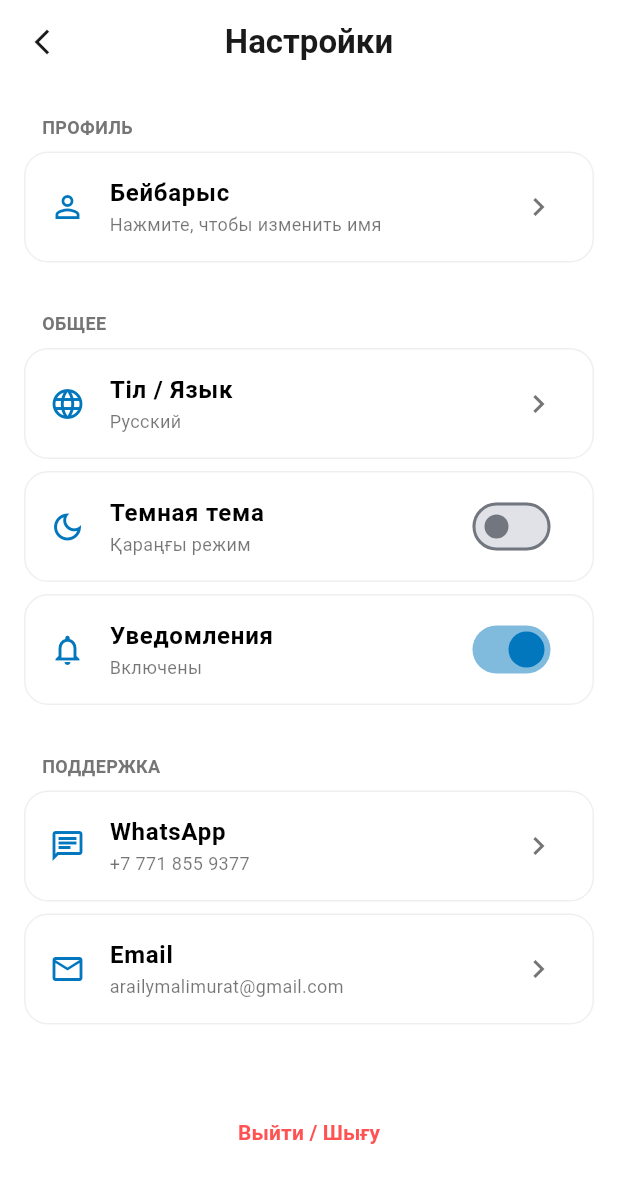
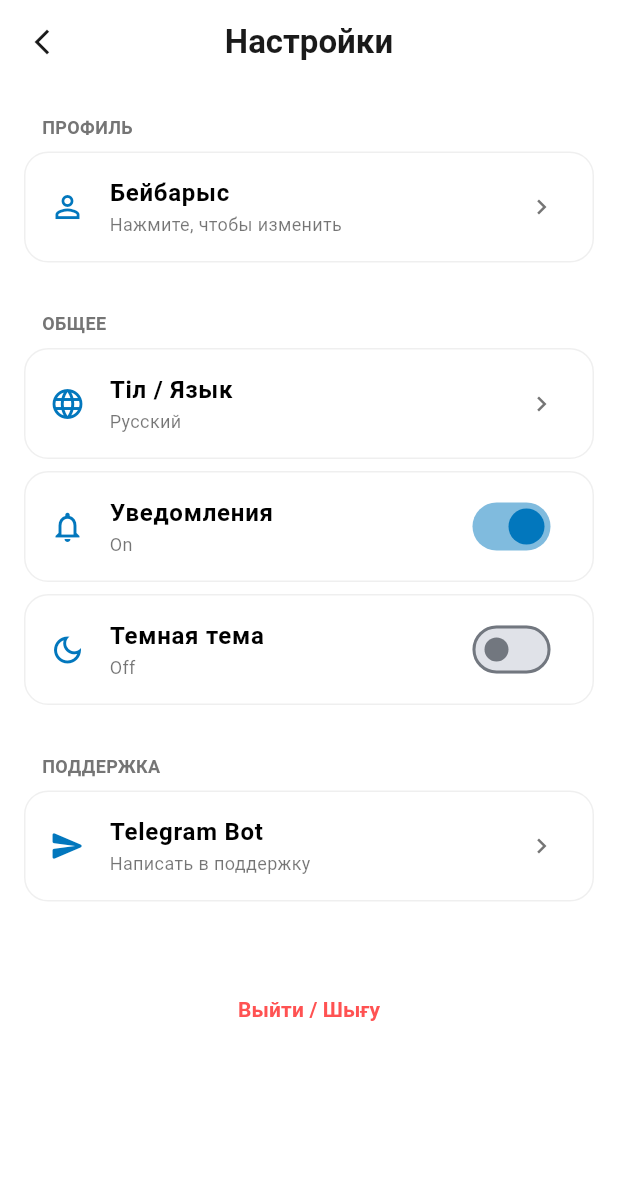
Before and after one commit to bejbaryszappar790-jpg/Taza-soz, a Flutter app: the screen it shows after launch, after a tap on the "keyboard control" icon, on a phone screen of 412 x 824 dp. Shown: the top 1183 px of the screen. Run offline on Flutter 3.47's test engine with Material 3 defaults, Android fonts, the light colour scheme and no system bars; our stand-ins replace file_picker, image_picker.

Commit message:
многое добавил

```diff
--- a/mobile_app/lib/main.dart
+++ b/mobile_app/lib/main.dart
@@ -1,6 +1,7 @@
 import 'package:flutter/material.dart';
-import 'theme/app_theme.dart'; // Наша тема
-import 'screens/chat_screen.dart'; // Наш экран
+// Используй относительный путь, если package-импорт не сработал:
+import './theme/app_theme.dart';
+import './screens/chat_screen.dart';
 
 void main() {
   runApp(const TazaSozApp());
@@ -14,9 +15,9 @@ class TazaSozApp extends StatelessWidget {
     return MaterialApp(
       debugShowCheckedModeBanner: false,
       title: 'Taza Soz',
-      // Подключаем профессиональную тему
       theme: AppTheme.lightTheme,
-      home: const ChatScreen(),
+      // Мы убрали const, это правильно
+      home: ChatScreen(),
     );
   }
 }
--- a/mobile_app/lib/screens/chat_screen.dart
+++ b/mobile_app/lib/screens/chat_screen.dart
@@ -1,13 +1,15 @@
-import 'settings_screen.dart';
-import 'dart:io'; // Добавь это
+import 'dart:io';
 import 'package:flutter/material.dart';
 import 'package:file_picker/file_picker.dart';
-import 'package:image_picker/image_picker.dart'; // Добавь это
+import 'package:image_picker/image_picker.dart';
+// Импортируем настройки и тему
+import 'settings_screen.dart';
 import '../theme/app_theme.dart';
 import '../widgets/chat_bubble.dart';
-import '../services/api_service.dart'; // Добавь это
+import '../services/api_service.dart';
 
 class ChatScreen extends StatefulWidget {
+  // Конструктор должен быть таким, чтобы main.dart не ругался
   const ChatScreen({super.key});
 
   @override
@@ -16,8 +18,12 @@ class ChatScreen extends StatefulWidget {
 
 class _ChatScreenState extends State<ChatScreen> {
   final TextEditingController _controller = TextEditingController();
-  final ImagePicker _picker = ImagePicker(); // Контроллер камеры
+  final ImagePicker _picker = ImagePicker();
 
+  // Состояние языка (по умолчанию)
+  String _currentLanguage = "Русский";
+
+  // Твои сообщения (прогресс сохранен)
   final List<Map<String, dynamic>> _messages = [
     {
       "role": "ai",
@@ -30,32 +36,27 @@ class _ChatScreenState extends State<ChatScreen> {
     },
   ];
 
-  // Функция для камеры
+  // Функция для камеры (прогресс сохранен)
   Future<void> _takePhoto() async {
     final XFile? photo = await _picker.pickImage(source: ImageSource.camera);
-
     if (photo != null) {
       File imageFile = File(photo.path);
-
       setState(() {
         _messages.add({"role": "user", "text": "📸 Фото отправлено"});
       });
-
-      // Отправляем фото на сервер
       String response = await ApiService.uploadImage(imageFile);
-
       setState(() {
         _messages.add({"role": "ai", "text": response});
       });
     }
   }
 
+  // Функция для документов (прогресс сохранен)
   Future<void> _pickDocument() async {
     FilePickerResult? result = await FilePicker.platform.pickFiles(
       type: FileType.custom,
       allowedExtensions: ['pdf', 'doc', 'docx', 'txt'],
     );
-
     if (result != null) {
       setState(() {
         _messages.add({
@@ -64,13 +65,14 @@ class _ChatScreenState extends State<ChatScreen> {
         });
         _messages.add({
           "role": "ai",
-          "text": "Құжат қабылданды. Талдау жасауға бірнеше секунд беріңіз...",
+          "text": _currentLanguage == "Русский"
+              ? "Документ принят. Дайте мне пару секунд..."
+              : "Құжат қабылданды. Талдау жасауға бірнеше секунд беріңіз...",
         });
       });
     }
   }
 
-  // ОБНОВЛЕННАЯ ОТПРАВКА ТЕКСТА
   void _sendMessage() async {
     String text = _controller.text.trim();
     if (text.isNotEmpty) {
@@ -78,10 +80,7 @@ class _ChatScreenState extends State<ChatScreen> {
         _messages.add({"role": "user", "text": text});
         _controller.clear();
       });
-
-      // Ждем ответ от нашего сервиса
       String aiResponse = await ApiService.sendMessage(text);
-
       setState(() {
         _messages.add({"role": "ai", "text": aiResponse});
       });
@@ -93,32 +92,34 @@ class _ChatScreenState extends State<ChatScreen> {
     return Scaffold(
       backgroundColor: AppColors.background,
       appBar: AppBar(
-        title: Text(
+        title: const Text(
           "Taza Soz AI",
-          style: Theme.of(context).textTheme.headlineMedium,
+          style: TextStyle(
+            fontWeight: FontWeight.bold,
+            color: AppColors.textPrimary,
+          ),
         ),
         backgroundColor: AppColors.background,
         elevation: 0,
-        leading: IconButton(
-          icon: const Icon(
-            Icons.arrow_back_ios_new,
-            size: 20,
-            color: AppColors.textPrimary,
-          ),
-          onPressed: () {
-            // Если хочешь, чтобы стрелочка назад работала:
-            Navigator.pop(context);
-          },
-        ),
-        // ВОТ ЭТО МЫ ДОБАВИЛИ:
         actions: [
           IconButton(
             icon: const Icon(Icons.more_horiz, color: AppColors.textPrimary),
-            onPressed: () {
-              Navigator.push(
+            onPressed: () async {
+              // ПЕРЕДАЕМ текущий язык в настройки и ЖДЕМ результат назад
+              final result = await Navigator.push(
                 context,
-                MaterialPageRoute(builder: (context) => const SettingsScreen()),
+                MaterialPageRoute(
+                  builder: (context) =>
+                      SettingsScreen(initialLanguage: _currentLanguage),
+                ),
               );
+
+              // Если язык в настройках изменили, обновляем главный экран
+              if (result != null && result is String) {
+                setState(() {
+                  _currentLanguage = result;
+                });
+              }
             },
           ),
         ],
@@ -148,16 +149,7 @@ class _ChatScreenState extends State<ChatScreen> {
   Widget _buildInputPanel() {
     return Container(
       padding: const EdgeInsets.fromLTRB(16, 10, 16, 20),
-      decoration: BoxDecoration(
-        color: AppColors.background,
-        boxShadow: [
-          BoxShadow(
-            color: Colors.black.withOpacity(0.02),
-            blurRadius: 10,
-            offset: const Offset(0, -5),
-          ),
-        ],
-      ),
+      color: AppColors.background,
       child: SafeArea(
         child: Container(
           padding: const EdgeInsets.symmetric(horizontal: 8, vertical: 4),
@@ -169,44 +161,33 @@ class _ChatScreenState extends State<ChatScreen> {
           child: Row(
             children: [
               IconButton(
-                icon: const Icon(
-                  Icons.add,
-                  color: AppColors.iconActive,
-                  size: 28,
-                ),
+                icon: const Icon(Icons.add, color: AppColors.iconActive),
                 onPressed: _pickDocument,
               ),
-              // НОВАЯ КНОПКА КАМЕРЫ
               IconButton(
                 icon: const Icon(
                   Icons.camera_alt_outlined,
                   color: AppColors.iconActive,
-                  size: 24,
                 ),
                 onPressed: _takePhoto,
               ),
               Expanded(
                 child: TextField(
                   controller: _controller,
-                  decoration: const InputDecoration(
-                    hintText: "Ask anything...",
+                  decoration: InputDecoration(
+                    // ВОТ ТУТ ЯЗЫК МЕНЯЕТСЯ АВТОМАТИЧЕСКИ
+                    hintText: _currentLanguage == "Русский"
+                        ? "Спросите о чем угодно..."
+                        : "Сұрағыңызды жазыңыз...",
                     border: InputBorder.none,
-                    contentPadding: EdgeInsets.symmetric(horizontal: 12),
+                    contentPadding: const EdgeInsets.symmetric(horizontal: 12),
                   ),
                 ),
               ),
-              Container(
-                margin: const EdgeInsets.only(left: 8),
-                decoration: const BoxDecoration(
-                  color: AppColors.iconActive,
-                  shape: BoxShape.circle,
-                ),
+              CircleAvatar(
+                backgroundColor: AppColors.iconActive,
                 child: IconButton(
-                  icon: const Icon(
-                    Icons.arrow_upward,
-                    color: Colors.white,
-                    size: 20,
-                  ),
+                  icon: const Icon(Icons.arrow_upward, color: Colors.white),
                   onPressed: _sendMessage,
                 ),
               ),
--- a/mobile_app/lib/screens/settings_screen.dart
+++ b/mobile_app/lib/screens/settings_screen.dart
@@ -1,9 +1,10 @@
 import 'package:flutter/material.dart';
-import 'package:url_launcher/url_launcher.dart'; // Для WhatsApp и Email
+import 'package:url_launcher/url_launcher.dart';
 import '../theme/app_theme.dart';
 
 class SettingsScreen extends StatefulWidget {
-  const SettingsScreen({super.key});
+  final String initialLanguage;
+  const SettingsScreen({super.key, this.initialLanguage = "Русский"});
 
   @override
   State<SettingsScreen> createState() => _SettingsScreenState();
@@ -11,31 +12,29 @@ class SettingsScreen extends StatefulWidget {
 
 class _SettingsScreenState extends State<SettingsScreen> {
   bool _isDarkMode = false;
-  bool _notificationsEnabled = true; // Оживили уведомления
-  String _userName = "Бейбарыс"; // Имя теперь переменная
-  String _currentLanguage = "Русский"; // Состояние языка
+  bool _notificationsEnabled = true;
+  String _userName = "Бейбарыс";
+  late String _currentLanguage;
 
-  // Функция для WhatsApp
-  Future<void> _launchWhatsApp() async {
-    final Uri url = Uri.parse("https://wa.me/77718559377");
-    if (!await launchUrl(url, mode: LaunchMode.externalApplication)) {
-      debugPrint("Could not launch WhatsApp");
+  @override
+  void initState() {
+    super.initState();
+    _currentLanguage = widget.initialLanguage;
+  }
+
+  // НОВАЯ ФУНКЦИЯ ДЛЯ TELEGRAM
+  Future<void> _launchTelegram() async {
+    // Замени 'tazasoz_bot' на реальный username твоего бота, когда создашь его
+    final Uri url = Uri.parse("https://t.me/tazasoz_bot");
+    try {
+      if (!await launchUrl(url, mode: LaunchMode.externalApplication)) {
+        debugPrint("Could not launch Telegram");
+      }
+    } catch (e) {
+      debugPrint("Telegram Error: $e");
     }
   }
 
-  // Функция для Почты
-  Future<void> _launchEmail() async {
-    final Uri emailLaunchUri = Uri(
-      scheme: 'mailto',
-      path: 'arailymalimurat@gmail.com',
-      queryParameters: {'subject': 'Taza Soz Support'},
-    );
-    if (!await launchUrl(emailLaunchUri)) {
-      debugPrint("Could not launch Email");
-    }
-  }
-
-  // Функция смены имени через диалоговое окно
   void _editName() {
     TextEditingController nameController = TextEditingController(
       text: _userName,
@@ -43,22 +42,30 @@ class _SettingsScreenState extends State<SettingsScreen> {
     showDialog(
       context: context,
       builder: (context) => AlertDialog(
-        title: const Text("Изменить имя"),
+        title: Text(
+          _currentLanguage == "Русский" ? "Изменить имя" : "Атты өзгерту",
+        ),
         content: TextField(
           controller: nameController,
-          decoration: const InputDecoration(hintText: "Введите ваше имя"),
+          decoration: InputDecoration(
+            hintText: _currentLanguage == "Русский"
+                ? "Введите имя"
+                : "Есіміңізді енгізіңіз",
+          ),
         ),
         actions: [
           TextButton(
             onPressed: () => Navigator.pop(context),
-            child: const Text("Отмена"),
+            child: Text(_currentLanguage == "Русский" ? "Отмена" : "Бас тарту"),
           ),
           TextButton(
             onPressed: () {
-              setState(() => _userName = nameController.text);
+              if (nameController.text.trim().isNotEmpty) {
+                setState(() => _userName = nameController.text);
+              }
               Navigator.pop(context);
             },
-            child: const Text("Сохранить"),
+            child: Text(_currentLanguage == "Русский" ? "Сохранить" : "Сақтау"),
           ),
         ],
       ),
@@ -72,6 +79,7 @@ class _SettingsScreenState extends State<SettingsScreen> {
           ? const Color(0xFF121212)
           : AppColors.background,
       appBar: AppBar(
+        centerTitle: true,
         title: Text(
           _currentLanguage == "Русский" ? "Настройки" : "Баптаулар",
           style: TextStyle(
@@ -89,7 +97,7 @@ class _SettingsScreenState extends State<SettingsScreen> {
             size: 20,
             color: _isDarkMode ? Colors.white : AppColors.textPrimary,
           ),
-          onPressed: () => Navigator.pop(context),
+          onPressed: () => Navigator.pop(context, _currentLanguage),
         ),
       ),
       body: ListView(
@@ -102,8 +110,10 @@ class _SettingsScreenState extends State<SettingsScreen> {
           _buildSettingsTile(
             icon: Icons.person_outline,
             title: _userName,
-            subtitle: "Нажмите, чтобы изменить имя",
-            onTap: _editName, // Теперь можно менять имя
+            subtitle: _currentLanguage == "Русский"
+                ? "Нажмите, чтобы изменить"
+                : "Атыңызды өзгерту үшін басыңыз",
+            onTap: _editName,
           ),
           const SizedBox(height: 24),
 
@@ -113,28 +123,19 @@ class _SettingsScreenState extends State<SettingsScreen> {
             title: "Тіл / Язык",
             subtitle: _currentLanguage,
             onTap: () {
-              setState(() {
-                _currentLanguage = _currentLanguage == "Русский"
+              setState(
+                () => _currentLanguage = _currentLanguage == "Русский"
                     ? "Қазақша"
-                    : "Русский";
-              });
+                    : "Русский",
+              );
             },
           ),
           _buildSettingsTile(
-            icon: Icons.dark_mode_outlined,
-            title: "Темная тема",
-            subtitle: "Қараңғы режим",
-            trailing: Switch(
-              value: _isDarkMode,
-              activeColor: AppColors.iconActive,
-              onChanged: (v) => setState(() => _isDarkMode = v),
-            ),
-            onTap: () => setState(() => _isDarkMode = !_isDarkMode),
-          ),
-          _buildSettingsTile(
-            icon: Icons.notifications_none,
-            title: "Уведомления",
-            subtitle: _notificationsEnabled ? "Включены" : "Выключены",
+            icon: Icons.notifications_none_outlined,
+            title: _currentLanguage == "Русский"
+                ? "Уведомления"
+                : "Хабарландырулар",
+            subtitle: _notificationsEnabled ? "On" : "Off",
             trailing: Switch(
               value: _notificationsEnabled,
               activeColor: AppColors.iconActive,
@@ -143,37 +144,46 @@ class _SettingsScreenState extends State<SettingsScreen> {
             onTap: () =>
                 setState(() => _notificationsEnabled = !_notificationsEnabled),
           ),
+          _buildSettingsTile(
+            icon: Icons.dark_mode_outlined,
+            title: _currentLanguage == "Русский"
+                ? "Темная тема"
+                : "Қараңғы режим",
+            subtitle: _isDarkMode ? "On" : "Off",
+            trailing: Switch(
+              value: _isDarkMode,
+              activeColor: AppColors.iconActive,
+              onChanged: (v) => setState(() => _isDarkMode = v),
+            ),
+            onTap: () => setState(() => _isDarkMode = !_isDarkMode),
+          ),
           const SizedBox(height: 24),
 
           _buildSectionTitle(
             _currentLanguage == "Русский" ? "Поддержка" : "Қолдау",
           ),
+          // ТЕПЕРЬ ТУТ TELEGRAM
           _buildSettingsTile(
-            icon: Icons.chat_outlined,
-            title: "WhatsApp",
-            subtitle: "+7 771 855 9377",
-            onTap: _launchWhatsApp, // Открывает WhatsApp
-          ),
-          _buildSettingsTile(
-            icon: Icons.email_outlined,
-            title: "Email",
-            subtitle: "arailymalimurat@gmail.com",
-            onTap: _launchEmail, // Открывает почту
+            icon: Icons.send_rounded, // Иконка, похожая на самолетик Telegram
+            title: "Telegram Bot",
+            subtitle: _currentLanguage == "Русский"
+                ? "Написать в поддержку"
+                : "Қолдау қызметіне жазу",
+            onTap: _launchTelegram,
           ),
           const SizedBox(height: 40),
           Center(
             child: TextButton(
-              onPressed: () => Navigator.pop(context),
-              child: const Text(
-                "Выйти / Шығу",
-                style: TextStyle(
+              onPressed: () => Navigator.pop(context, _currentLanguage),
+              child: Text(
+                _currentLanguage == "Русский" ? "Выйти / Шығу" : "Шығу",
+                style: const TextStyle(
                   color: Colors.redAccent,
                   fontWeight: FontWeight.bold,
                 ),
               ),
             ),
           ),
-          const SizedBox(height: 20),
         ],
       ),
     );
@@ -229,7 +239,11 @@ class _SettingsScreenState extends State<SettingsScreen> {
         ),
         trailing:
             trailing ??
-            const Icon(Icons.chevron_right, color: AppColors.textSecondary),
+            const Icon(
+              Icons.chevron_right,
+              color: AppColors.textSecondary,
+              size: 20,
+            ),
         onTap: onTap,
       ),
     );
```
Also changed, not shown: 3 other files.
